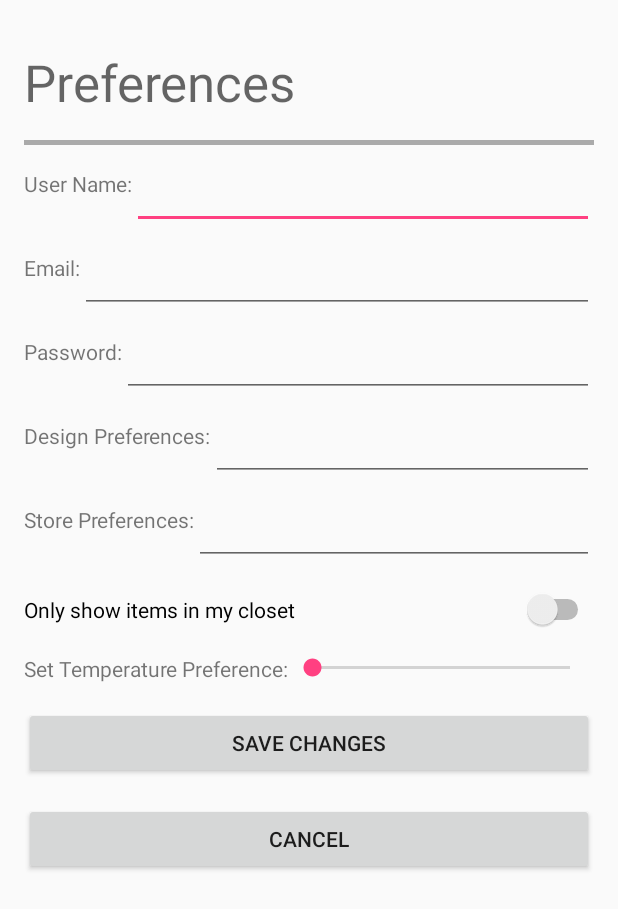
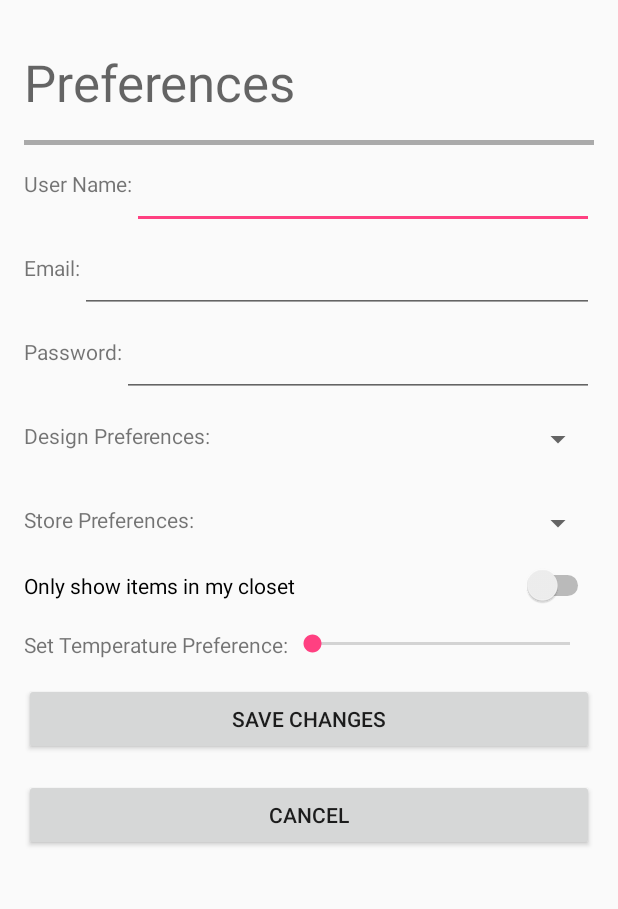
Before and after one commit to nrimal/MobileApps, an Android app: the layout fragment_preferences.xml on its own in the app's theme, with its tools: preview values and no code run, on a phone screen of 412 x 824 dp. Shown: the top 909 px of the screen. Run offline under Robolectric (Android 15) with nearby library versions, the phone set to English and light mode, and no system bars.

```diff
--- a/MyApplication/app/src/main/res/layout/fragment_preferences.xml
+++ b/MyApplication/app/src/main/res/layout/fragment_preferences.xml
@@ -1,13 +1,15 @@
 <?xml version="1.0" encoding="utf-8"?>
 <LinearLayout xmlns:android="http://schemas.android.com/apk/res/android"
+    xmlns:tools="http://schemas.android.com/tools"
+    android:id="@+id/preferences_fragment"
     android:layout_width="match_parent"
     android:layout_height="match_parent"
     android:gravity="center_horizontal"
     android:orientation="vertical"
-    android:paddingBottom="@dimen/activity_vertical_margin"
     android:paddingLeft="@dimen/activity_horizontal_margin"
+    android:paddingTop="@dimen/activity_vertical_margin"
     android:paddingRight="@dimen/activity_horizontal_margin"
-    android:paddingTop="@dimen/activity_vertical_margin">
+    android:paddingBottom="@dimen/activity_vertical_margin">
 
     <ScrollView
         android:layout_width="match_parent"
@@ -119,24 +121,24 @@
                     android:layout_width="wrap_content"
                     android:layout_height="wrap_content"
                     android:layout_marginTop="16dp"
+                    android:layout_weight="0.01"
+                    android:gravity="top"
                     android:text="@string/design_prefs" />
 
-                <android.support.design.widget.TextInputLayout
-                    android:layout_width="fill_parent"
+                <Spinner
+                    android:id="@+id/spinner"
+                    android:layout_width="0dp"
                     android:layout_height="wrap_content"
-                    android:layout_gravity="end">
+                    android:layout_marginTop="16dp"
+                    android:layout_weight="1"
+                    android:gravity="end" />
 
-                    <android.support.design.widget.TextInputEditText
-                        android:id="@+id/ti_design_pref"
-                        android:layout_width="match_parent"
-                        android:layout_height="wrap_content"
-                        android:singleLine="true" />
-                </android.support.design.widget.TextInputLayout>
             </LinearLayout>
 
             <LinearLayout
                 android:layout_width="fill_parent"
                 android:layout_height="wrap_content"
+                android:layout_marginTop="16dp"
                 android:orientation="horizontal">
 
                 <TextView
@@ -146,17 +148,13 @@
                     android:layout_marginTop="16dp"
                     android:text="@string/store_prefs" />
 
-                <android.support.design.widget.TextInputLayout
-                    android:layout_width="fill_parent"
+                <Spinner
+                    android:id="@+id/spinner2"
+                    android:layout_width="0dp"
                     android:layout_height="wrap_content"
-                    android:layout_gravity="end">
+                    android:layout_marginTop="16dp"
+                    android:layout_weight="1" />
 
-                    <android.support.design.widget.TextInputEditText
-                        android:id="@+id/ti_store_pref"
-                        android:layout_width="match_parent"
-                        android:layout_height="wrap_content"
-                        android:singleLine="true" />
-                </android.support.design.widget.TextInputLayout>
             </LinearLayout>
 
             <Switch
@@ -164,7 +162,9 @@
                 android:layout_width="match_parent"
                 android:layout_height="wrap_content"
                 android:layout_marginTop="16dp"
-                android:text="@string/show_items_in_closet_only" />
+                android:splitTrack="false"
+                android:text="@string/show_items_in_closet_only"
+                tools:checked="false" />
 
             <LinearLayout
                 android:layout_width="fill_parent"
```
Also changed, not shown: MyApplication/app/src/main/java/edu/osu/myapplication/PreferencesActivity.java (+23 -36 lines), MyApplication/app/src/main/java/edu/osu/myapplication/PreferencesActivityFragment.java (+93 -3 lines).
